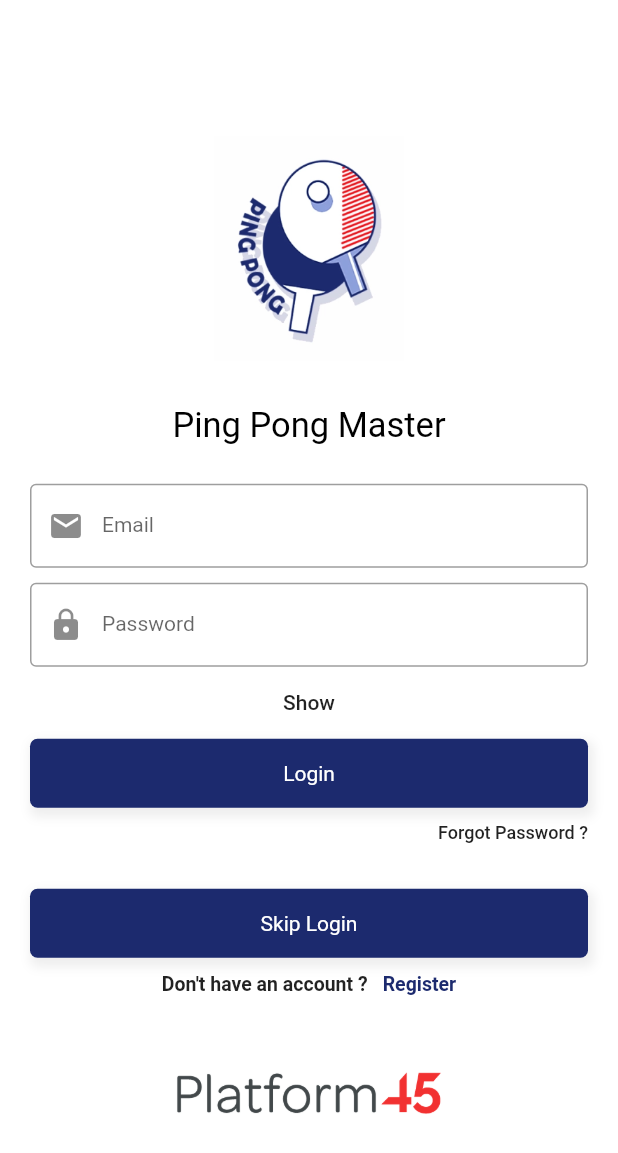
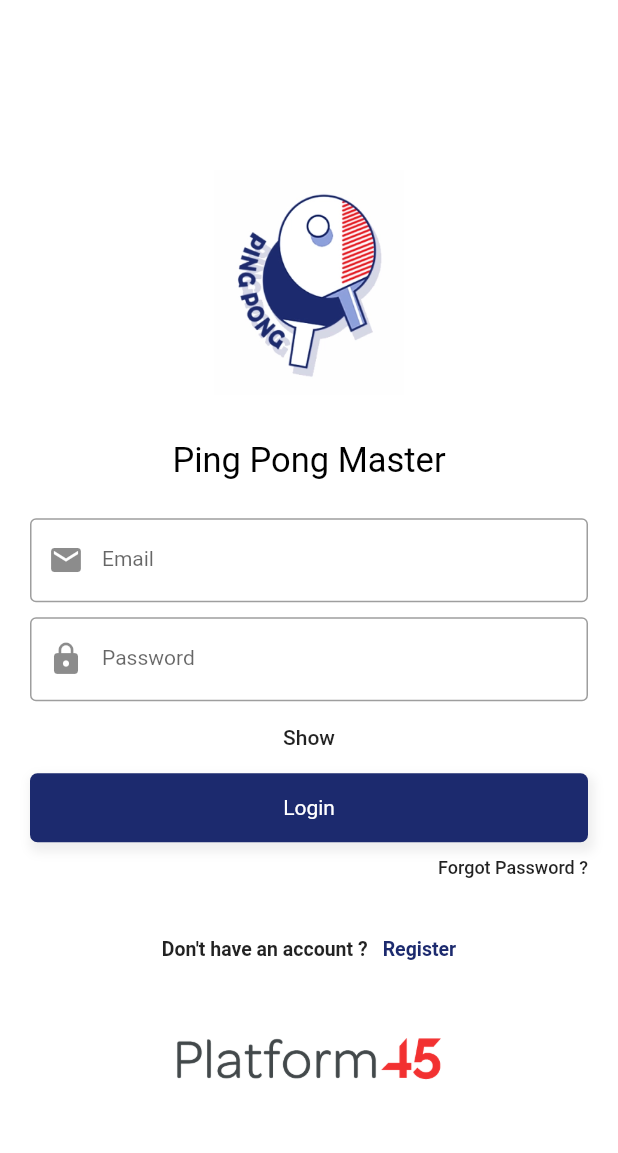
Before and after one commit to rgodlontonshaw/pingpongmaster, a Flutter app: the LoginScreen screen opened directly, on a phone screen of 412 x 824 dp. Shown: the top 1153 px of the screen. Run offline on Flutter 3.47's test engine with Material 2 defaults, Android fonts, the phone set to English and light mode, and no system bars; our stand-ins replace firebase_auth, flutter_secure_storage, flutter_spinkit; accounts and stored records are empty.

Commit message:
remove skip login button

```diff
--- a/lib/views/auth/login_screen.dart
+++ b/lib/views/auth/login_screen.dart
@@ -71,7 +71,6 @@ class _LoginScreenState extends State<LoginScreen> {
                   SizedBox(
                     height: 20,
                   ),
-                  _skipButton(),
                   _createAccountLabel(),
                   Image.asset(
                     'assets/images/platform45.png',
@@ -150,39 +149,6 @@ class _LoginScreenState extends State<LoginScreen> {
         alignment: Alignment.centerRight,
         child: Text('Forgot Password ?',
             style: TextStyle(fontSize: 12, fontWeight: FontWeight.w500)),
-      ),
-    );
-  }
-
-  Widget _skipButton() {
-    return GestureDetector(
-      onTap: () {
-        _login();
-      },
-      child: Container(
-        child: Text(
-          'Skip Login',
-          style: TextStyle(fontSize: 14, color: Colors.white),
-        ),
-        width: MediaQuery.of(context).size.width,
-        padding: EdgeInsets.symmetric(vertical: 15),
-        alignment: Alignment.center,
-        decoration: BoxDecoration(
-            borderRadius: BorderRadius.all(Radius.circular(5)),
-            boxShadow: <BoxShadow>[
-              BoxShadow(
-                  color: Colors.grey.shade200,
-                  offset: Offset(2, 4),
-                  blurRadius: 5,
-                  spreadRadius: 2)
-            ],
-            gradient: LinearGradient(
-                begin: Alignment.centerLeft,
-                end: Alignment.centerRight,
-                colors: [
-                  Commons.gradientBackgroundColorStart,
-                  Commons.gradientBackgroundColorEnd
-                ])),
       ),
     );
   }
```
Also changed, not shown: 3 other files.
